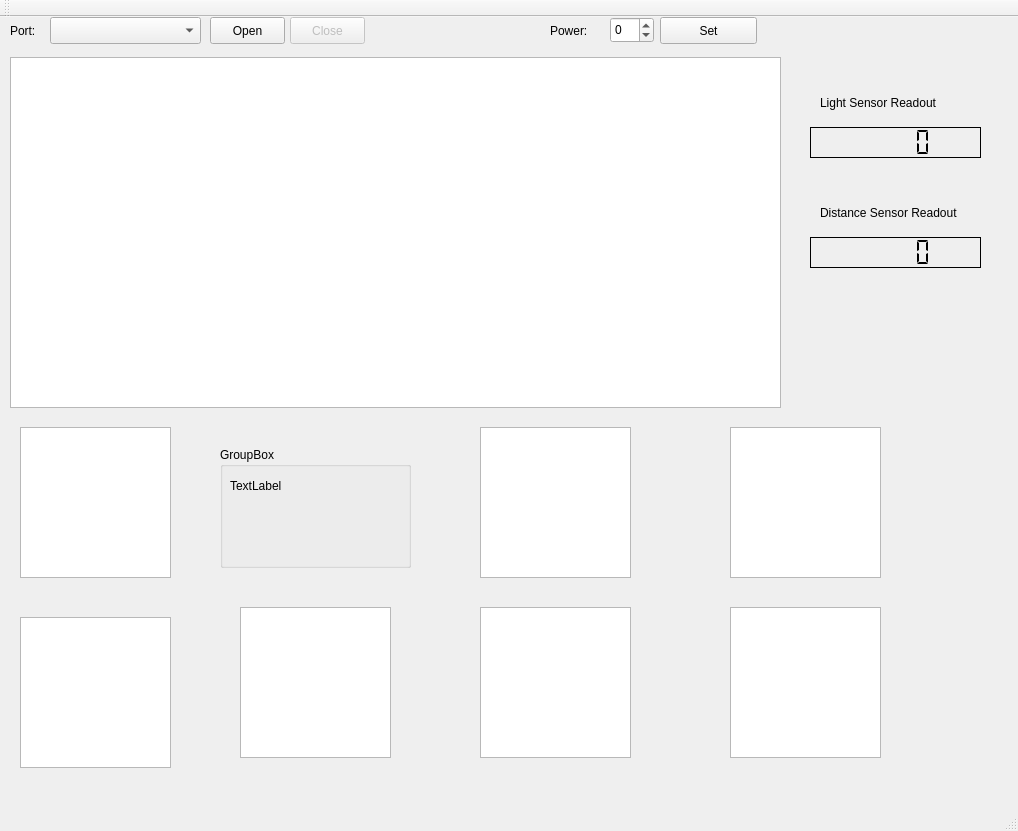
Qt form Lesson_5/Parking_lot_Qt/mainwindow.ui (Codaxx/WSN_Lab_2025) before a commit.
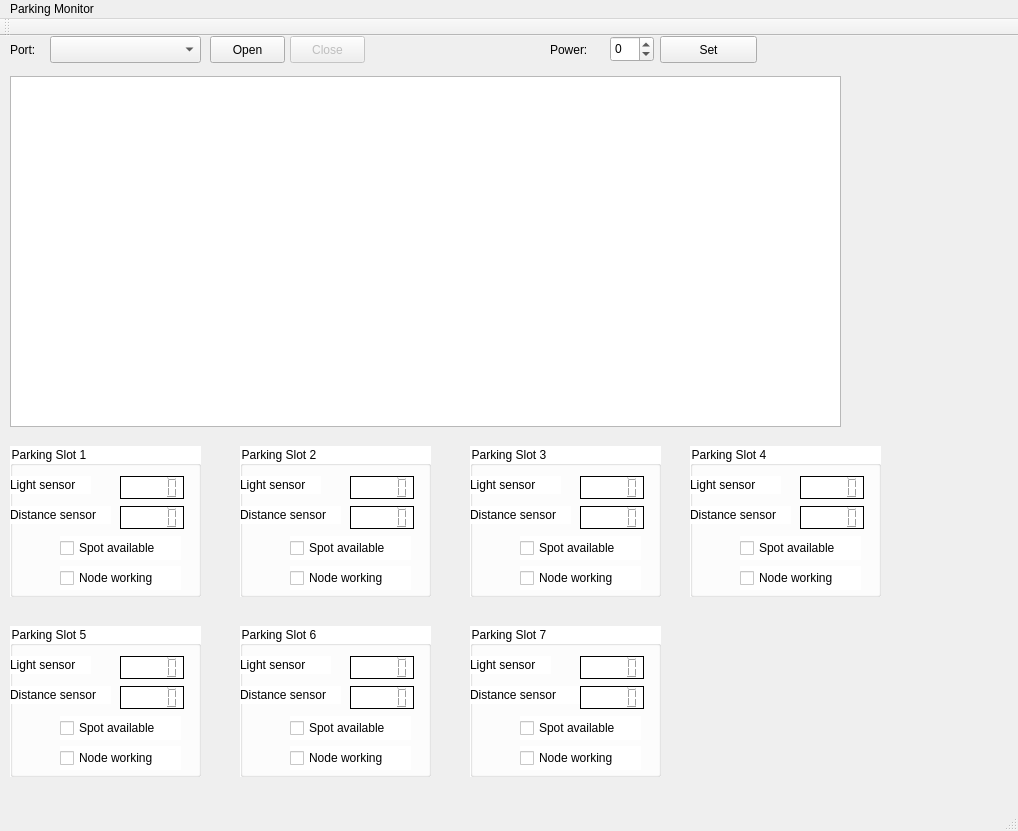
The same form after that commit.

Commit message: UI changed, new appearance for better overview

What changed in the file:
```diff
--- a/Lesson_5/Parking_lot_Qt/mainwindow.ui
+++ b/Lesson_5/Parking_lot_Qt/mainwindow.ui
@@ -22,7 +22,7 @@
      <rect>
       <x>10</x>
       <y>40</y>
-      <width>771</width>
+      <width>831</width>
       <height>351</height>
      </rect>
     </property>
@@ -121,163 +121,661 @@
      <number>8</number>
     </property>
    </widget>
-   <widget class="QLabel" name="label_light">
+   <widget class="QGroupBox" name="slot_2">
     <property name="geometry">
      <rect>
-      <x>820</x>
-      <y>70</y>
-      <width>161</width>
-      <height>31</height>
+      <x>240</x>
+      <y>410</y>
+      <width>191</width>
+      <height>151</height>
      </rect>
     </property>
-    <property name="text">
-     <string>Light Sensor Readout</string>
+    <property name="styleSheet">
+     <string notr="true">background-color: rgb(255, 255, 255)</string>
     </property>
-   </widget>
-   <widget class="QLCDNumber" name="value_light">
-    <property name="geometry">
-     <rect>
-      <x>810</x>
-      <y>110</y>
-      <width>171</width>
-      <height>31</height>
-     </rect>
+    <property name="title">
+     <string>Parking Slot 2</string>
     </property>
-    <property name="frameShape">
-     <enum>QFrame::Box</enum>
-    </property>
-    <property name="frameShadow">
-     <enum>QFrame::Plain</enum>
-    </property>
-    <property name="segmentStyle">
-     <enum>QLCDNumber::Flat</enum>
-    </property>
+    <widget class="QLabel" name="light2">
+     <property name="geometry">
+      <rect>
+       <x>0</x>
+       <y>30</y>
+       <width>81</width>
+       <height>18</height>
+      </rect>
+     </property>
+     <property name="text">
+      <string>Light sensor</string>
+     </property>
+    </widget>
+    <widget class="QLCDNumber" name="value_light_2">
+     <property name="geometry">
+      <rect>
+       <x>110</x>
+       <y>30</y>
+       <width>64</width>
+       <height>23</height>
+      </rect>
+     </property>
+     <property name="styleSheet">
+      <string notr="true">border: 1px solid black</string>
+     </property>
+    </widget>
+    <widget class="QLabel" name="distance2">
+     <property name="geometry">
+      <rect>
+       <x>0</x>
+       <y>60</y>
+       <width>101</width>
+       <height>18</height>
+      </rect>
+     </property>
+     <property name="text">
+      <string>Distance sensor</string>
+     </property>
+    </widget>
+    <widget class="QLCDNumber" name="value_distance_2">
+     <property name="geometry">
+      <rect>
+       <x>110</x>
+       <y>60</y>
+       <width>64</width>
+       <height>23</height>
+      </rect>
+     </property>
+     <property name="styleSheet">
+      <string notr="true">border: 1px solid black</string>
+     </property>
+    </widget>
+    <widget class="QCheckBox" name="park2">
+     <property name="geometry">
+      <rect>
+       <x>50</x>
+       <y>90</y>
+       <width>121</width>
+       <height>24</height>
+      </rect>
+     </property>
+     <property name="text">
+      <string>Spot available</string>
+     </property>
+    </widget>
+    <widget class="QCheckBox" name="work2">
+     <property name="geometry">
+      <rect>
+       <x>50</x>
+       <y>120</y>
+       <width>121</width>
+       <height>24</height>
+      </rect>
+     </property>
+     <property name="text">
+      <string>Node working</string>
+     </property>
+    </widget>
    </widget>
-   <widget class="QLCDNumber" name="value_distance">
+   <widget class="QGroupBox" name="slot_1">
     <property name="geometry">
      <rect>
-      <x>810</x>
-      <y>220</y>
-      <width>171</width>
-      <height>31</height>
+      <x>10</x>
+      <y>410</y>
+      <width>191</width>
+      <height>151</height>
      </rect>
     </property>
-    <property name="frameShape">
-     <enum>QFrame::Box</enum>
+    <property name="styleSheet">
+     <string notr="true">background-color: rgb(255, 255, 255)</string>
     </property>
-    <property name="frameShadow">
-     <enum>QFrame::Plain</enum>
+    <property name="title">
+     <string>Parking Slot 1</string>
     </property>
-    <property name="segmentStyle">
-     <enum>QLCDNumber::Flat</enum>
-    </property>
+    <widget class="QLabel" name="light1">
+     <property name="geometry">
+      <rect>
+       <x>0</x>
+       <y>30</y>
+       <width>81</width>
+       <height>18</height>
+      </rect>
+     </property>
+     <property name="text">
+      <string>Light sensor</string>
+     </property>
+    </widget>
+    <widget class="QLCDNumber" name="value_light_1">
+     <property name="geometry">
+      <rect>
+       <x>110</x>
+       <y>30</y>
+       <width>64</width>
+       <height>23</height>
+      </rect>
+     </property>
+     <property name="styleSheet">
+      <string notr="true">border: 1px solid black</string>
+     </property>
+    </widget>
+    <widget class="QLabel" name="distanc1">
+     <property name="geometry">
+      <rect>
+       <x>0</x>
+       <y>60</y>
+       <width>101</width>
+       <height>18</height>
+      </rect>
+     </property>
+     <property name="text">
+      <string>Distance sensor</string>
+     </property>
+    </widget>
+    <widget class="QLCDNumber" name="value_distance_1">
+     <property name="geometry">
+      <rect>
+       <x>110</x>
+       <y>60</y>
+       <width>64</width>
+       <height>23</height>
+      </rect>
+     </property>
+     <property name="styleSheet">
+      <string notr="true">border: 1px solid black</string>
+     </property>
+    </widget>
+    <widget class="QCheckBox" name="park1">
+     <property name="geometry">
+      <rect>
+       <x>50</x>
+       <y>90</y>
+       <width>121</width>
+       <height>24</height>
+      </rect>
+     </property>
+     <property name="text">
+      <string>Spot available</string>
+     </property>
+    </widget>
+    <widget class="QCheckBox" name="work1">
+     <property name="geometry">
+      <rect>
+       <x>50</x>
+       <y>120</y>
+       <width>121</width>
+       <height>24</height>
+      </rect>
+     </property>
+     <property name="text">
+      <string>Node working</string>
+     </property>
+    </widget>
    </widget>
-   <widget class="QLabel" name="label_distance">
+   <widget class="QGroupBox" name="slot_3">
     <property name="geometry">
      <rect>
-      <x>820</x>
-      <y>180</y>
-      <width>161</width>
-      <height>31</height>
-     </rect>
-    </property>
-    <property name="text">
-     <string>Distance Sensor Readout</string>
-    </property>
-   </widget>
-   <widget class="QListView" name="parking_lot_1">
-    <property name="geometry">
-     <rect>
-      <x>20</x>
+      <x>470</x>
       <y>410</y>
-      <width>151</width>
+      <width>191</width>
       <height>151</height>
      </rect>
     </property>
-   </widget>
-   <widget class="QListView" name="parking_lot_3">
-    <property name="geometry">
-     <rect>
-      <x>480</x>
-      <y>410</y>
-      <width>151</width>
-      <height>151</height>
-     </rect>
+    <property name="styleSheet">
+     <string notr="true">background-color: rgb(255, 255, 255)</string>
     </property>
+    <property name="title">
+     <string>Parking Slot 3</string>
+    </property>
+    <widget class="QLabel" name="label_17">
+     <property name="geometry">
+      <rect>
+       <x>0</x>
+       <y>30</y>
+       <width>91</width>
+       <height>18</height>
+      </rect>
+     </property>
+     <property name="text">
+      <string>Light sensor</string>
+     </property>
+    </widget>
+    <widget class="QLCDNumber" name="value_light_3">
+     <property name="geometry">
+      <rect>
+       <x>110</x>
+       <y>30</y>
+       <width>64</width>
+       <height>23</height>
+      </rect>
+     </property>
+     <property name="styleSheet">
+      <string notr="true">border: 1px solid black</string>
+     </property>
+    </widget>
+    <widget class="QLabel" name="label_18">
+     <property name="geometry">
+      <rect>
+       <x>0</x>
+       <y>60</y>
+       <width>101</width>
+       <height>18</height>
+      </rect>
+     </property>
+     <property name="text">
+      <string>Distance sensor</string>
+     </property>
+    </widget>
+    <widget class="QLCDNumber" name="value_distance_3">
+     <property name="geometry">
+      <rect>
+       <x>110</x>
+       <y>60</y>
+       <width>64</width>
+       <height>23</height>
+      </rect>
+     </property>
+     <property name="styleSheet">
+      <string notr="true">border: 1px solid black</string>
+     </property>
+    </widget>
+    <widget class="QCheckBox" name="park3">
+     <property name="geometry">
+      <rect>
+       <x>50</x>
+       <y>90</y>
+       <width>121</width>
+       <height>24</height>
+      </rect>
+     </property>
+     <property name="text">
+      <string>Spot available</string>
+     </property>
+    </widget>
+    <widget class="QCheckBox" name="work3">
+     <property name="geometry">
+      <rect>
+       <x>50</x>
+       <y>120</y>
+       <width>121</width>
+       <height>24</height>
+      </rect>
+     </property>
+     <property name="text">
+      <string>Node working</string>
+     </property>
+    </widget>
    </widget>
-   <widget class="QListView" name="parking_lot_4">
+   <widget class="QGroupBox" name="slot_4">
     <property name="geometry">
      <rect>
-      <x>730</x>
+      <x>690</x>
       <y>410</y>
-      <width>151</width>
+      <width>191</width>
       <height>151</height>
      </rect>
     </property>
-   </widget>
-   <widget class="QListView" name="parking_lot_5">
-    <property name="geometry">
-     <rect>
-      <x>20</x>
-      <y>600</y>
-      <width>151</width>
-      <height>151</height>
-     </rect>
+    <property name="styleSheet">
+     <string notr="true">background-color: rgb(255, 255, 255)</string>
     </property>
+    <property name="title">
+     <string>Parking Slot 4</string>
+    </property>
+    <widget class="QLabel" name="label_19">
+     <property name="geometry">
+      <rect>
+       <x>0</x>
+       <y>30</y>
+       <width>91</width>
+       <height>18</height>
+      </rect>
+     </property>
+     <property name="text">
+      <string>Light sensor</string>
+     </property>
+    </widget>
+    <widget class="QLCDNumber" name="value_light_4">
+     <property name="geometry">
+      <rect>
+       <x>110</x>
+       <y>30</y>
+       <width>64</width>
+       <height>23</height>
+      </rect>
+     </property>
+     <property name="styleSheet">
+      <string notr="true">border: 1px solid black</string>
+     </property>
+    </widget>
+    <widget class="QLabel" name="label_20">
+     <property name="geometry">
+      <rect>
+       <x>0</x>
+       <y>60</y>
+       <width>101</width>
+       <height>18</height>
+      </rect>
+     </property>
+     <property name="text">
+      <string>Distance sensor</string>
+     </property>
+    </widget>
+    <widget class="QLCDNumber" name="value_distance_4">
+     <property name="geometry">
+      <rect>
+       <x>110</x>
+       <y>60</y>
+       <width>64</width>
+       <height>23</height>
+      </rect>
+     </property>
+     <property name="styleSheet">
+      <string notr="true">border: 1px solid black</string>
+     </property>
+    </widget>
+    <widget class="QCheckBox" name="park4">
+     <property name="geometry">
+      <rect>
+       <x>50</x>
+       <y>90</y>
+       <width>121</width>
+       <height>24</height>
+      </rect>
+     </property>
+     <property name="text">
+      <string>Spot available</string>
+     </property>
+    </widget>
+    <widget class="QCheckBox" name="work4">
+     <property name="geometry">
+      <rect>
+       <x>50</x>
+       <y>120</y>
+       <width>121</width>
+       <height>24</height>
+      </rect>
+     </property>
+     <property name="text">
+      <string>Node working</string>
+     </property>
+    </widget>
    </widget>
-   <widget class="QListView" name="parking_lot_6">
+   <widget class="QGroupBox" name="slot_5">
     <property name="geometry">
      <rect>
-      <x>240</x>
+      <x>10</x>
       <y>590</y>
-      <width>151</width>
+      <width>191</width>
       <height>151</height>
      </rect>
     </property>
+    <property name="styleSheet">
+     <string notr="true">background-color: rgb(255, 255, 255)</string>
+    </property>
+    <property name="title">
+     <string>Parking Slot 5</string>
+    </property>
+    <widget class="QLabel" name="label_21">
+     <property name="geometry">
+      <rect>
+       <x>0</x>
+       <y>30</y>
+       <width>81</width>
+       <height>18</height>
+      </rect>
+     </property>
+     <property name="text">
+      <string>Light sensor</string>
+     </property>
+    </widget>
+    <widget class="QLCDNumber" name="value_light_5">
+     <property name="geometry">
+      <rect>
+       <x>110</x>
+       <y>30</y>
+       <width>64</width>
+       <height>23</height>
+      </rect>
+     </property>
+     <property name="styleSheet">
+      <string notr="true">border: 1px solid black</string>
+     </property>
+    </widget>
+    <widget class="QLabel" name="label_22">
+     <property name="geometry">
+      <rect>
+       <x>0</x>
+       <y>60</y>
+       <width>101</width>
+       <height>18</height>
+      </rect>
+     </property>
+     <property name="text">
+      <string>Distance sensor</string>
+     </property>
+    </widget>
+    <widget class="QLCDNumber" name="value_distance_5">
+     <property name="geometry">
+      <rect>
+       <x>110</x>
+       <y>60</y>
+       <width>64</width>
+       <height>23</height>
+      </rect>
+     </property>
+     <property name="styleSheet">
+      <string notr="true">border: 1px solid black</string>
+     </property>
+    </widget>
+    <widget class="QCheckBox" name="park5">
+     <property name="geometry">
+      <rect>
+       <x>50</x>
+       <y>90</y>
+       <width>121</width>
+       <height>24</height>
+      </rect>
+     </property>
+     <property name="text">
+      <string>Spot available</string>
+     </property>
+    </widget>
+    <widget class="QCheckBox" name="work5">
+     <property name="geometry">
+      <rect>
+       <x>50</x>
+       <y>120</y>
+       <width>121</width>
+       <height>24</height>
+      </rect>
+     </property>
+     <property name="text">
+      <string>Node working</string>
+     </property>
+    </widget>
    </widget>
-   <widget class="QListView" name="parking_lot_7">
+   <widget class="QGroupBox" name="slot_6">
     <property name="geometry">
      <rect>
-      <x>480</x>
+      <x>240</x>
       <y>590</y>
-      <width>151</width>
+      <width>191</width>
       <height>151</height>
      </rect>
     </property>
+    <property name="styleSheet">
+     <string notr="true">background-color: rgb(255, 255, 255)</string>
+    </property>
+    <property name="title">
+     <string>Parking Slot 6</string>
+    </property>
+    <widget class="QLabel" name="label_23">
+     <property name="geometry">
+      <rect>
+       <x>0</x>
+       <y>30</y>
+       <width>91</width>
+       <height>18</height>
+      </rect>
+     </property>
+     <property name="text">
+      <string>Light sensor</string>
+     </property>
+    </widget>
+    <widget class="QLCDNumber" name="value_light_6">
+     <property name="geometry">
+      <rect>
+       <x>110</x>
+       <y>30</y>
+       <width>64</width>
+       <height>23</height>
+      </rect>
+     </property>
+     <property name="styleSheet">
+      <string notr="true">border: 1px solid black</string>
+     </property>
+    </widget>
+    <widget class="QLabel" name="label_24">
+     <property name="geometry">
+      <rect>
+       <x>0</x>
+       <y>60</y>
+       <width>101</width>
+       <height>18</height>
+      </rect>
+     </property>
+     <property name="text">
+      <string>Distance sensor</string>
+     </property>
+    </widget>
+    <widget class="QLCDNumber" name="value_distance_6">
+     <property name="geometry">
+      <rect>
+       <x>110</x>
+       <y>60</y>
+       <width>64</width>
+       <height>23</height>
+      </rect>
+     </property>
+     <property name="styleSheet">
+      <string notr="true">border: 1px solid black</string>
+     </property>
+    </widget>
+    <widget class="QCheckBox" name="park6">
+     <property name="geometry">
+      <rect>
+       <x>50</x>
+       <y>90</y>
+       <width>121</width>
+       <height>24</height>
+      </rect>
+     </property>
+     <property name="text">
+      <string>Spot available</string>
+     </property>
+    </widget>
+    <widget class="QCheckBox" name="work6">
+     <property name="geometry">
+      <rect>
+       <x>50</x>
+       <y>120</y>
+       <width>121</width>
+       <height>24</height>
+      </rect>
+     </property>
+     <property name="text">
+      <string>Node working</string>
+     </property>
+    </widget>
    </widget>
-   <widget class="QListView" name="parking_lot_8">
+   <widget class="QGroupBox" name="slot_7">
     <property name="geometry">
      <rect>
-      <x>730</x>
+      <x>470</x>
       <y>590</y>
-      <width>151</width>
+      <width>191</width>
       <height>151</height>
      </rect>
     </property>
-   </widget>
-   <widget class="QGroupBox" name="groupBox">
-    <property name="geometry">
-     <rect>
-      <x>220</x>
-      <y>430</y>
-      <width>191</width>
-      <height>121</height>
-     </rect>
+    <property name="styleSheet">
+     <string notr="true">background-color: rgb(255, 255, 255)</string>
     </property>
     <property name="title">
-     <string>GroupBox</string>
+     <string>Parking Slot 7</string>
     </property>
-    <widget class="QLabel" name="label_2">
+    <widget class="QLabel" name="label_25">
      <property name="geometry">
       <rect>
-       <x>10</x>
+       <x>0</x>
        <y>30</y>
-       <width>58</width>
+       <width>81</width>
        <height>18</height>
       </rect>
      </property>
      <property name="text">
-      <string>TextLabel</string>
+      <string>Light sensor</string>
+     </property>
+    </widget>
+    <widget class="QLCDNumber" name="value_light_7">
+     <property name="geometry">
+      <rect>
+       <x>110</x>
+       <y>30</y>
+       <width>64</width>
+       <height>23</height>
+      </rect>
+     </property>
+     <property name="styleSheet">
+      <string notr="true">border: 1px solid black</string>
+     </property>
+    </widget>
+    <widget class="QLabel" name="label_26">
+     <property name="geometry">
+      <rect>
+       <x>0</x>
+       <y>60</y>
+       <width>111</width>
+       <height>18</height>
+      </rect>
+     </property>
+     <property name="text">
+      <string>Distance sensor</string>
+     </property>
+    </widget>
+    <widget class="QLCDNumber" name="value_distance_7">
+     <property name="geometry">
+      <rect>
+       <x>110</x>
+       <y>60</y>
+       <width>64</width>
+       <height>23</height>
+      </rect>
+     </property>
+     <property name="styleSheet">
+      <string notr="true">border: 1px solid black</string>
+     </property>
+    </widget>
+    <widget class="QCheckBox" name="park7">
+     <property name="geometry">
+      <rect>
+       <x>50</x>
+       <y>90</y>
+       <width>121</width>
+       <height>24</height>
+      </rect>
+     </property>
+     <property name="text">
+      <string>Spot available</string>
+     </property>
+    </widget>
+    <widget class="QCheckBox" name="work7">
+     <property name="geometry">
+      <rect>
+       <x>50</x>
+       <y>120</y>
+       <width>121</width>
+       <height>24</height>
+      </rect>
+     </property>
+     <property name="text">
+      <string>Node working</string>
      </property>
     </widget>
    </widget>
@@ -291,6 +789,12 @@
      <height>23</height>
     </rect>
    </property>
+   <widget class="QMenu" name="menuParking_Monitor">
+    <property name="title">
+     <string>Parking Monitor</string>
+    </property>
+   </widget>
+   <addaction name="menuParking_Monitor"/>
   </widget>
   <widget class="QToolBar" name="mainToolBar">
    <attribute name="toolBarArea">
```
The commit also changes 6 other files.
